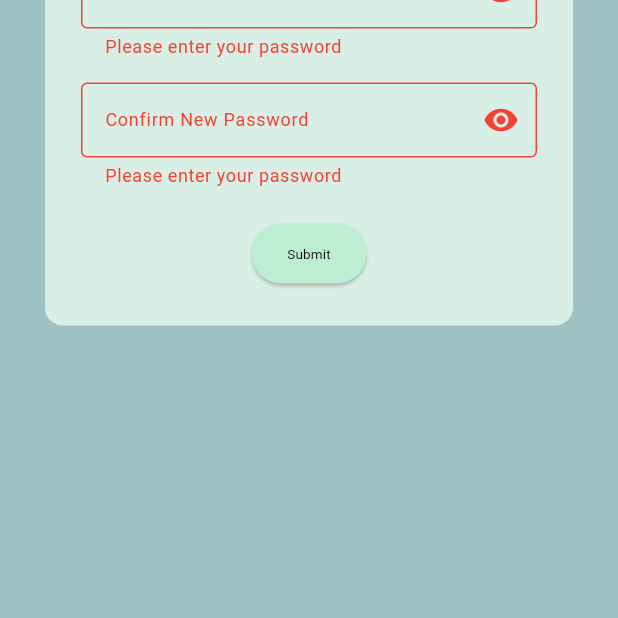
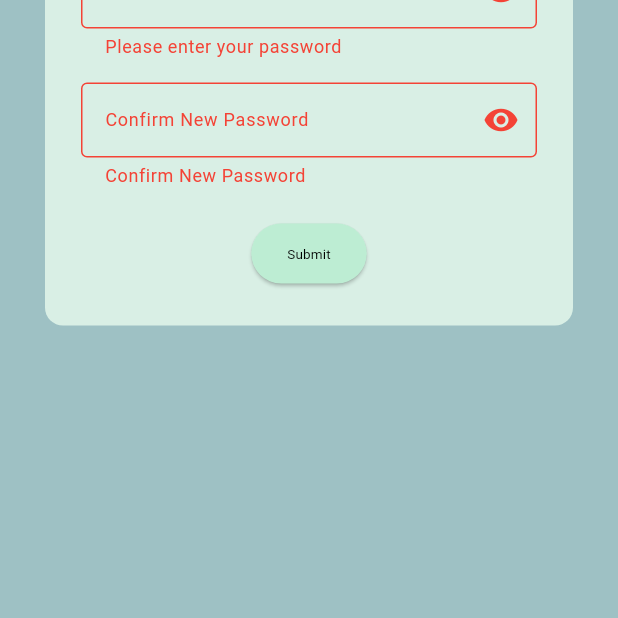
Before and after one commit to LEIC-ES-2024-25/2LEIC11T4, a Flutter app: the ChangePasswordPage screen opened directly, after a tap on "Submit", on a phone screen of 412 x 824 dp, the part 618-1236 px from its top. Run offline on Flutter 3.47's test engine with Material 3 defaults, Android fonts, the phone set to English and light mode, and no system bars; our stand-ins replace cloud_firestore, dropdown_search, file_picker, firebase_auth, firebase_core, firebase_storage and 4 more; missing offline and left inert: firebase_app_check; accounts and stored records are empty.

Commit message:
genereate changed

```diff
--- a/bookenchange/lib/UI/Settings/changePassword.dart
+++ b/bookenchange/lib/UI/Settings/changePassword.dart
@@ -1,5 +1,6 @@
 import 'package:flutter/material.dart';
 import 'package:firebase_auth/firebase_auth.dart';
+import 'package:bookenchange/generated/l10n.dart';
 
 class ChangePasswordPage extends StatefulWidget {
   const ChangePasswordPage({super.key});
@@ -20,22 +21,6 @@ class _ChangePasswordPageState extends State<ChangePasswordPage> {
   bool _obscureNewPassword = true;
   bool _obscureConfirmNewPassword = true;
 
-  // Define your strings directly here for testing
-  final String _passwordChangedSuccessfully = "Password changed successfully";
-  final String _changePasswordFailed = "Change password failed";
-  final String _wrongCurrentPassword = "Wrong current password";
-  final String _pleaseEnterPassword = "Please enter your password";
-  final String _passwordTooShort =
-      "Password must be at least 6 characters long";
-  final String _currentPasswordLabel = "Current Password";
-  final String _valueHint = "Value";
-  final String _newPasswordLabel = "New Password";
-  final String _submitButtonText = "Submit";
-  final String _changePasswordTitle = "Change Password";
-  final String _confirmNewPasswordLabel = "Confirm New Password";
-  final String _passwordsDoNotMatch = "Passwords do not match";
-  final String _sameAsCurrentPassword =
-      "New password cannot be the same as the current password";
 
   Future<void> _changePassword(BuildContext context) async {
     if (_formKey.currentState!.validate()) {
@@ -46,7 +31,7 @@ class _ChangePasswordPageState extends State<ChangePasswordPage> {
         ScaffoldMessenger.of(context).showSnackBar(
           SnackBar(
             backgroundColor: Colors.redAccent,
-            content: Text(_sameAsCurrentPassword),
+            content: Text(S.of(context).same_as_current_password),
             behavior: SnackBarBehavior.floating,
           ),
         );
@@ -57,7 +42,7 @@ class _ChangePasswordPageState extends State<ChangePasswordPage> {
         ScaffoldMessenger.of(context).showSnackBar(
           SnackBar(
             backgroundColor: Colors.redAccent,
-            content: Text(_passwordsDoNotMatch),
+            content: Text(S.of(context).passwords_do_not_match),
             behavior: SnackBarBehavior.floating,
           ),
         );
@@ -81,16 +66,16 @@ class _ChangePasswordPageState extends State<ChangePasswordPage> {
           ScaffoldMessenger.of(context).showSnackBar(
             SnackBar(
               backgroundColor: Colors.green,
-              content: Text(_passwordChangedSuccessfully),
+              content: Text(S.of(context).password_changed_successfully),
               behavior: SnackBarBehavior.floating,
             ),
           );
           Navigator.pop(context); // Go back to settings after success
         }
       } on FirebaseAuthException catch (e) {
-        String errorMessage = _changePasswordFailed;
+        String errorMessage = S.of(context).change_password_failed;
         if (e.code == 'wrong-password') {
-          errorMessage = _wrongCurrentPassword;
+          errorMessage = S.of(context).wrong_previous_password;
         } else if (e.code == 'user-mismatch') {
           errorMessage = 'User mismatch. Please log in again.';
         } else if (e.code == 'invalid-credential') {
@@ -121,10 +106,10 @@ class _ChangePasswordPageState extends State<ChangePasswordPage> {
 
   String? _validatePassword(String? value) {
     if (value == null || value.isEmpty) {
-      return _pleaseEnterPassword;
+      return S.of(context).please_enter_password;
     }
     if (value.length < 6) {
-      return _passwordTooShort;
+      return S.of(context).password_too_short;
     }
     return null;
   }
@@ -134,7 +119,7 @@ class _ChangePasswordPageState extends State<ChangePasswordPage> {
     return Scaffold(
       appBar: AppBar(
         title: Text(
-          _changePasswordTitle,
+          S.of(context).change_password,
           style: Theme.of(context).textTheme.titleMedium,
         ),
         backgroundColor: Theme.of(context).colorScheme.primary,
@@ -170,9 +155,8 @@ class _ChangePasswordPageState extends State<ChangePasswordPage> {
                     controller: _currentPasswordController,
                     obscureText: _obscurePreviousPassword,
                     decoration: InputDecoration(
-                      labelText: _currentPasswordLabel,
+                      labelText: S.of(context).previous_password,
                       border: const OutlineInputBorder(),
-                      hintText: _valueHint,
                       suffixIcon: IconButton(
                         // Eye icon for previous password
                         icon: Icon(
@@ -195,9 +179,9 @@ class _ChangePasswordPageState extends State<ChangePasswordPage> {
                     controller: _newPasswordController,
                     obscureText: _obscureNewPassword,
                     decoration: InputDecoration(
-                      labelText: _newPasswordLabel,
+                      labelText: S.of(context).new_password,
                       border: const OutlineInputBorder(),
-                      hintText: _valueHint,
+
                       suffixIcon: IconButton(
                         // Eye icon for new password
                         icon: Icon(
@@ -220,9 +204,8 @@ class _ChangePasswordPageState extends State<ChangePasswordPage> {
                     obscureText:
                         _obscureConfirmNewPassword, // Use the new obscure state
                     decoration: InputDecoration(
-                      labelText: _confirmNewPasswordLabel,
+                      labelText: S.of(context).confirm_new_password,
                       border: const OutlineInputBorder(),
-                      hintText: _valueHint,
                       suffixIcon: IconButton(
                         // Eye icon for confirm password
                         icon: Icon(
@@ -240,10 +223,10 @@ class _ChangePasswordPageState extends State<ChangePasswordPage> {
                     ),
                     validator: (value) {
                       if (value == null || value.isEmpty) {
-                        return _pleaseEnterPassword;
+                        return S.of(context).confirm_new_password;
                       }
                       if (value != _newPasswordController.text) {
-                        return _passwordsDoNotMatch; // Add a specific error message
+                        return S.of(context).passwords_do_not_match; // Add a specific error message
                       }
                       return null;
                     },
@@ -261,7 +244,7 @@ class _ChangePasswordPageState extends State<ChangePasswordPage> {
                     child:
                         _isUpdating
                             ? const CircularProgressIndicator()
-                            : Text(_submitButtonText),
+                            : Text(S.of(context).submit),
                   ),
                 ],
               ),
--- a/bookenchange/lib/l10n/intl_en.arb
+++ b/bookenchange/lib/l10n/intl_en.arb
@@ -54,13 +54,13 @@
   "@password_changed_successfully": {},
   "change_password_failed": "Change password failed",
   "@change_password_failed": {},
-  "wrong_previous_password": "Wrong previous password",
+  "wrong_previous_password": "Wrong current password",
   "@wrong_previous_password": {},
   "please_enter_password": "Please enter your password",
   "@please_enter_password": {},
   "password_too_short": "Password must be at least 6 characters long",
   "@password_too_short": {},
-  "previous_password": "Previous Password",
+  "previous_password": "Current Password",
   "@previous_password": {},
   "value": "Value",
   "@value": {},
@@ -79,5 +79,22 @@
   "fill_all_fields": "Please fill all fields",
   "image_upload_error": "There was an error uploading the image",
   "invalid_condition": "Invalid condition",
-  "description_hint": "Book about algorithms, 2nd edition"
+  "description_hint": "Book about algorithms, 2nd edition",
+   "confirm_new_password": "Confirm New Password",
+  "@confirm_new_password": {},
+
+  "passwords_do_not_match": "Passwords do not match",
+  "@passwords_do_not_match": {},
+
+  "same_as_current_password": "New password cannot be the same as the current password",
+  "@same_as_current_password": {},
+
+  "user_mismatch": "User mismatch. Please log in again.",
+  "@user_mismatch": {},
+
+  "invalid_credential": "Invalid credentials. Please try again.",
+  "@invalid_credential": {},
+
+  "new_password_too_weak": "The new password is too weak.",
+  "@new_password_too_weak": {}
 }
--- a/bookenchange/lib/l10n/intl_pt.arb
+++ b/bookenchange/lib/l10n/intl_pt.arb
@@ -80,5 +80,24 @@
    "fill_all_fields": "preencha todos os campos",
  "image_upload_error": "Erro ao fazer upload da imagem",
  "invalid_condition": "Condição inválida",
- "description_hint": "ex. Livro de Algoritmos, 2ª Edição"
+ "description_hint": "ex. Livro de Algoritmos, 2ª Edição",
+
+   "confirm_new_password": "Confirmar nova palavra-passe",
+  "@confirm_new_password": {},
+
+  "passwords_do_not_match": "As palavras-passe não coincidem",
+  "@passwords_do_not_match": {},
+
+  "same_as_current_password": "A nova palavra-passe não pode ser igual à anterior",
+  "@same_as_current_password": {},
+
+  "user_mismatch": "Utilizador incorreto. Por favor, inicie sessão novamente.",
+  "@user_mismatch": {},
+
+  "invalid_credential": "Credenciais inválidas. Tente novamente.",
+  "@invalid_credential": {},
+
+  "new_password_too_weak": "A nova palavra-passe é muito fraca.",
+  "@new_password_too_weak": {}
+
 }
```
Also changed, not shown: bookenchange/lib/generated/intl/messages_en.dart, bookenchange/lib/generated/intl/messages_pt.dart, bookenchange/lib/generated/l10n.dart.
